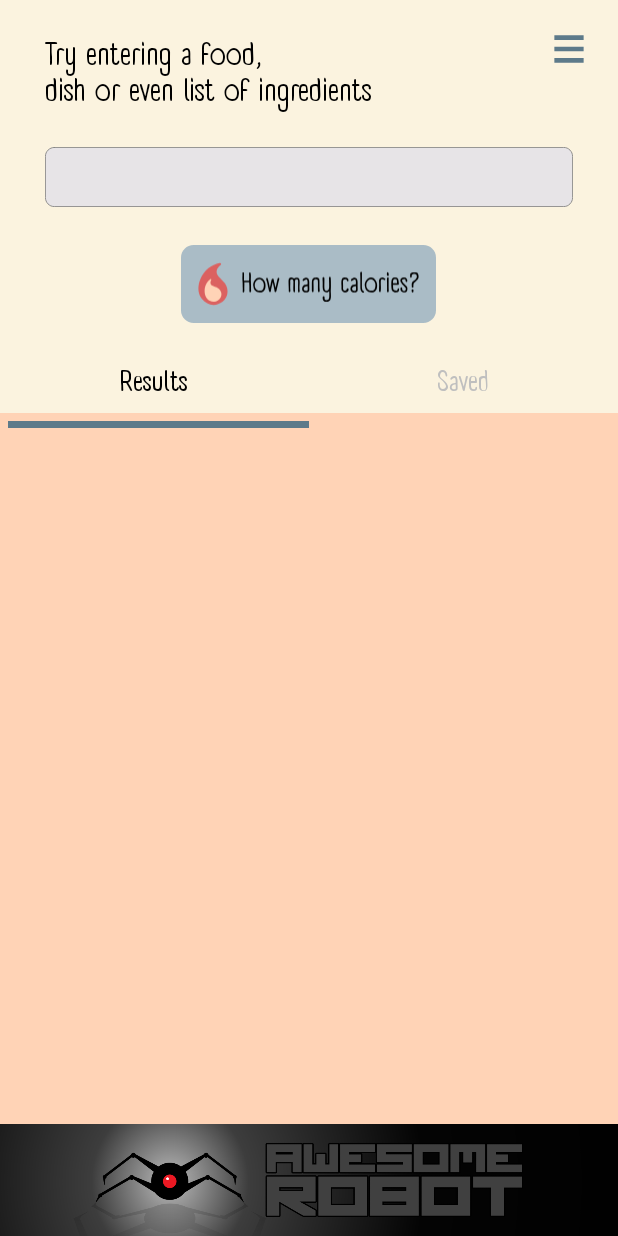
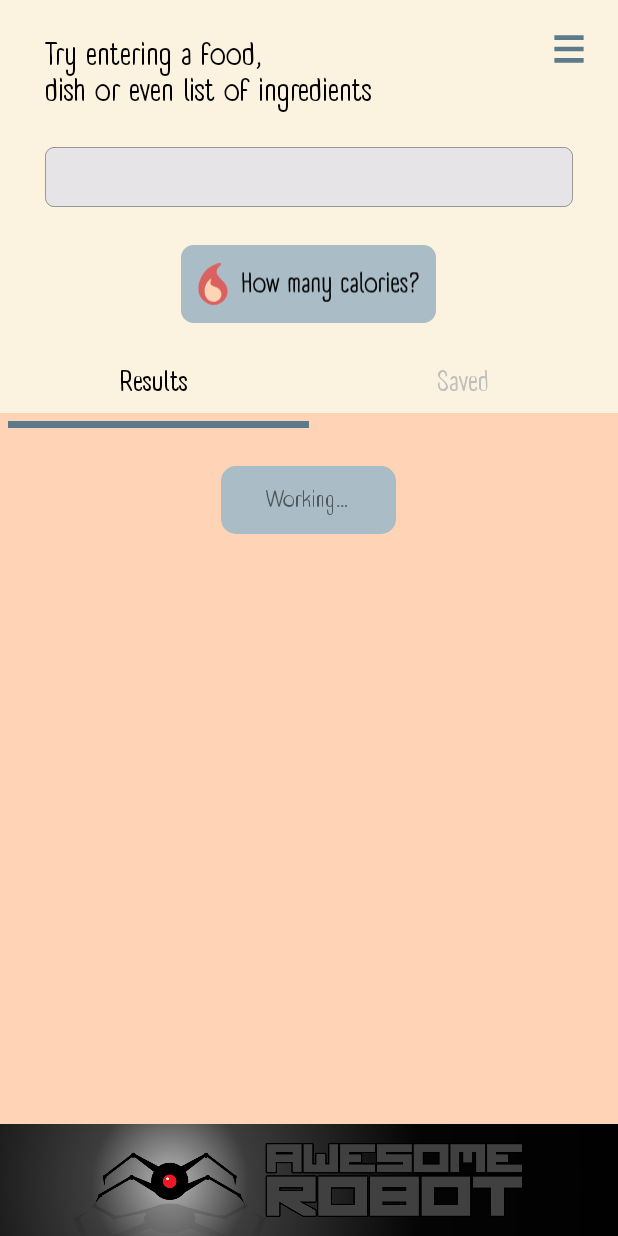
Before and after one commit to AlcirSaraiva/How_Many_Calories, an Android app: the screen it shows after launch (MainActivity), after a tap on an icon or button, on a phone screen of 412 x 824 dp. Run offline under Robolectric (Android 15) with nearby library versions, the phone set to English and light mode, and no system bars; our stand-ins replace AdMob; libraries missing offline, so code that uses them is left out: com.android.billingclient, com.google.firebase.crashlytics; 5 statements that could not run were skipped.

Commit message:
Info added

```diff
--- a/app/src/main/java/com/awesome/howmanycalories/MainActivity.java
+++ b/app/src/main/java/com/awesome/howmanycalories/MainActivity.java
@@ -138,17 +138,19 @@ public class MainActivity extends AppCompatActivity {
     private String TAG = "AppTag: ";
     private boolean adDebug = true;
     private String[] queryAnswerRaw, savedContentTemp;
-    private boolean timeToBuildAnswer = false;
+    private boolean timeToBuildAnswer = false, showInfo = false;
     private String filesPath, saveFile = "data.txt";
+    private String infoMessage = "";
 
     // ui
     private RelativeLayout rootView, contentView, splashScreen;
-    private LinearLayout mainScreen, resultsButtonUnderline, savedButtonUnderline, settingsScreen;
+    private LinearLayout mainScreen, resultsButtonUnderline, savedButtonUnderline, settingsScreen, infoScreen;
     private EditText question;
     private ImageButton questionButton, buttonSettings, buttonSettingsClose;
     private ListView answerListView, savedListView;
     private Typeface typeRegular;
     private Button resultsButton, savedButton;
+    private TextView infoTextView;
 
     // Ads
     private ImageView bottomBanner;
@@ -247,6 +249,11 @@ public class MainActivity extends AppCompatActivity {
             timeToBuildAnswer = false;
             buildAnswer();
             showResults();
+        }
+        if (showInfo) {
+            showInfo = false;
+            infoScreen.setVisibility(View.VISIBLE);
+            infoTextView.setText(infoMessage);
         }
     }
 
@@ -497,6 +504,9 @@ public class MainActivity extends AppCompatActivity {
         resultsButtonUnderline = findViewById(R.id.results_button_underline);
         savedButtonUnderline = findViewById(R.id.saved_button_underline);
         buttonSettings = findViewById(R.id.settings_button);
+
+        infoScreen = findViewById(R.id.info);
+        infoTextView = findViewById(R.id.info_text_view);
     }
 
     private void assignViewListeners() {
@@ -565,6 +575,7 @@ public class MainActivity extends AppCompatActivity {
         questionTitle.setTypeface(typeRegular);
         resultsButton.setTypeface(typeRegular);
         savedButton.setTypeface(typeRegular);
+        infoTextView.setTypeface(typeRegular);
     }
 
     private void fadeOutAndHideImage(final View view) {
@@ -607,6 +618,7 @@ public class MainActivity extends AppCompatActivity {
     }
 
     private void showResults() {
+        infoScreen.setVisibility(View.GONE);
         answerListView.setVisibility(View.VISIBLE);
         savedListView.setVisibility(View.GONE);
         resultsButton.setTextColor(getColor(R.color.black));
@@ -616,6 +628,7 @@ public class MainActivity extends AppCompatActivity {
     }
 
     private void showSaved() {
+        infoScreen.setVisibility(View.GONE);
         answerListView.setVisibility(View.GONE);
         savedListView.setVisibility(View.VISIBLE);
         resultsButton.setTextColor(getColor(R.color.grey_button_text));
@@ -741,6 +754,8 @@ public class MainActivity extends AppCompatActivity {
     }
 
     private void queryCalories() {
+        infoMessage = getString(R.string.working);
+        showInfo = true;
         String questionText = question.getText().toString();
         hideKeyboard();
         if (!questionText.isEmpty()) {
@@ -762,6 +777,11 @@ public class MainActivity extends AppCompatActivity {
 
                     queryAnswerRaw = new String[jArray.length()];
 
+                    if (queryAnswerRaw.length == 0) {
+                        infoMessage = getString(R.string.not_found);
+                        showInfo = true;
+                    }
+
                     for (int i = 0; i < jArray.length(); i ++) {
                         item = jArray.getJSONObject(i);
 
@@ -779,8 +799,13 @@ public class MainActivity extends AppCompatActivity {
                                             item.getString("protein_g");
                     }
                     timeToBuildAnswer = true;
+                } else {
+                    infoMessage = getString(R.string.something_wrong);
+                    showInfo = true;
                 }
             } catch (Exception e) {
+                infoMessage = getString(R.string.something_wrong);
+                showInfo = true;
                 System.out.println(TAG + "{queryCalories} " + e.getMessage());
             }
         }
--- a/app/src/main/res/layout/activity_main.xml
+++ b/app/src/main/res/layout/activity_main.xml
@@ -160,6 +160,32 @@
                         android:orientation="horizontal"/>
 
                 </LinearLayout>
+
+            </LinearLayout>
+
+            <LinearLayout
+                android:id="@+id/info"
+                android:layout_width="match_parent"
+                android:layout_height="match_parent"
+                android:orientation="vertical"
+                android:background="@color/secondary"
+                android:visibility="gone">
+
+                <TextView
+                    android:id="@+id/info_text_view"
+                    android:layout_width="wrap_content"
+                    android:layout_height="wrap_content"
+                    android:maxWidth="300dp"
+                    android:maxLines="15"
+                    android:text="info"
+                    android:textSize="@dimen/info_size"
+                    android:background="@drawable/answer_bg"
+                    android:layout_gravity="center"
+                    android:layout_marginTop="20dp"
+                    android:paddingTop="10dp"
+                    android:paddingBottom="10dp"
+                    android:paddingStart="30dp"
+                    android:paddingEnd="30dp"/>
 
             </LinearLayout>
 
--- a/app/src/main/res/values/dimensions.xml
+++ b/app/src/main/res/values/dimensions.xml
@@ -43,5 +43,6 @@
     <dimen name="calories_size_saved_card">18sp</dimen>
     <dimen name="info_size_answer_card">20sp</dimen>
     <dimen name="subscribe_size_answer_card">18sp</dimen>
+    <dimen name="info_size">16sp</dimen>
 
 </resources>
--- a/app/src/main/res/values/strings.xml
+++ b/app/src/main/res/values/strings.xml
@@ -24,4 +24,8 @@
     <string name="results">Results</string>
     <string name="saved">Saved</string>
     <string name="save">Save</string>
+
+    <string name="working">Working…</string>
+    <string name="not_found">Not found :(</string>
+    <string name="something_wrong">Something went wrong :(</string>
 </resources>
```
